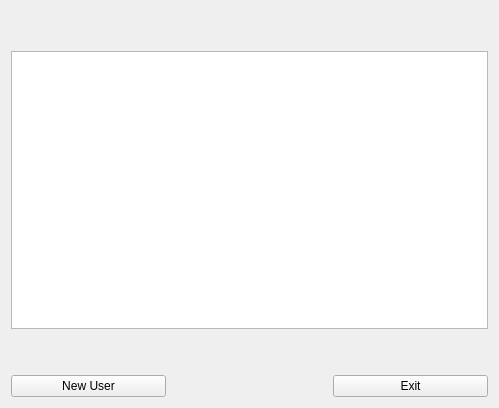
Qt form changeusersform.ui (kivi239/Scrabble) before a commit.
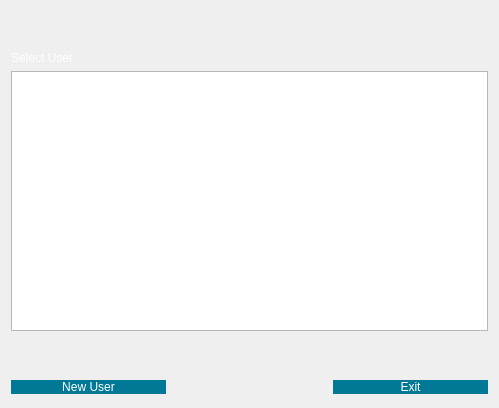
The same form after that commit.

What changed in the file:
```diff
--- a/changeusersform.ui
+++ b/changeusersform.ui
@@ -14,14 +14,7 @@
    <string>Form</string>
   </property>
   <layout class="QGridLayout" name="gridLayout">
-   <item row="3" column="2">
-    <widget class="QPushButton" name="exitButton">
-     <property name="text">
-      <string>Exit</string>
-     </property>
-    </widget>
-   </item>
-   <item row="3" column="1">
+   <item row="4" column="1">
     <spacer name="horizontalSpacer_2">
      <property name="orientation">
       <enum>Qt::Horizontal</enum>
@@ -37,16 +30,67 @@
      </property>
     </spacer>
    </item>
-   <item row="3" column="0">
+   <item row="4" column="2">
+    <widget class="QPushButton" name="exitButton">
+     <property name="styleSheet">
+      <string notr="true">QPushButton {		    
+    color: white;
+    background-color: rgb(0, 120, 150);
+    border-radius: 15px;	
+    border-top: 20px transparent;
+    border-bottom: 20px transparent;
+    border-right: 100px transparent;
+    border-left: 100px transparent;
+    min-height: 2em;
+    min-width: 2em;
+	font: 100 16pt &quot;System&quot;;
+}</string>
+     </property>
+     <property name="text">
+      <string>Exit</string>
+     </property>
+    </widget>
+   </item>
+   <item row="3" column="0" colspan="3">
+    <spacer name="verticalSpacer">
+     <property name="orientation">
+      <enum>Qt::Vertical</enum>
+     </property>
+     <property name="sizeType">
+      <enum>QSizePolicy::Preferred</enum>
+     </property>
+     <property name="sizeHint" stdset="0">
+      <size>
+       <width>20</width>
+       <height>40</height>
+      </size>
+     </property>
+    </spacer>
+   </item>
+   <item row="2" column="0" colspan="3">
+    <widget class="QListWidget" name="listWidget"/>
+   </item>
+   <item row="4" column="0">
     <widget class="QPushButton" name="createButton">
+     <property name="styleSheet">
+      <string notr="true">QPushButton {		    
+    color: white;
+    background-color: rgb(0, 120, 150);
+    border-radius: 15px;	
+    border-top: 20px transparent;
+    border-bottom: 20px transparent;
+    border-right: 100px transparent;
+    border-left: 100px transparent;
+    min-height: 2em;
+    min-width: 2em;
+	font: 100 16pt &quot;System&quot;;
+}</string>
+     </property>
      <property name="text">
       <string>New User</string>
      </property>
     </widget>
    </item>
-   <item row="1" column="0" colspan="3">
-    <widget class="QListWidget" name="listWidget"/>
-   </item>
    <item row="0" column="0" colspan="3">
     <spacer name="verticalSpacer_2">
      <property name="orientation">
@@ -63,21 +107,16 @@
      </property>
     </spacer>
    </item>
-   <item row="2" column="0" colspan="3">
-    <spacer name="verticalSpacer">
-     <property name="orientation">
-      <enum>Qt::Vertical</enum>
+   <item row="1" column="0" colspan="3">
+    <widget class="QLabel" name="label">
+     <property name="styleSheet">
+      <string notr="true">color: white;
+font: 100 24pt &quot;System&quot;;</string>
      </property>
-     <property name="sizeType">
-      <enum>QSizePolicy::Preferred</enum>
+     <property name="text">
+      <string>Select User</string>
      </property>
-     <property name="sizeHint" stdset="0">
-      <size>
-       <width>20</width>
-       <height>40</height>
-      </size>
-     </property>
-    </spacer>
+    </widget>
    </item>
   </layout>
  </widget>
```
